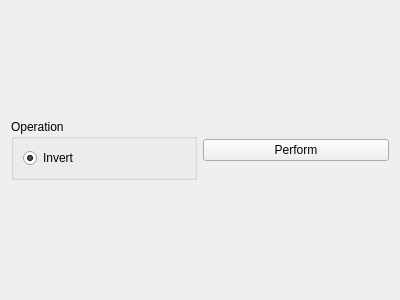
This is source/modules/unary_operations/UnaryOperationsWidget.ui in josefkoller/ambient_image_processor as Qt 5 draws it before an edit. The edited form follows.
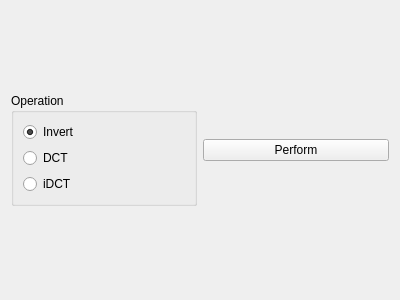
This is the edited form.

Commit message: added dct and idct to ui

```diff
--- a/source/modules/unary_operations/UnaryOperationsWidget.ui
+++ b/source/modules/unary_operations/UnaryOperationsWidget.ui
@@ -36,6 +36,20 @@
         </property>
        </widget>
       </item>
+      <item>
+       <widget class="QRadioButton" name="dct_checkbox">
+        <property name="text">
+         <string>DCT</string>
+        </property>
+       </widget>
+      </item>
+      <item>
+       <widget class="QRadioButton" name="idct_checkbox">
+        <property name="text">
+         <string>iDCT</string>
+        </property>
+       </widget>
+      </item>
      </layout>
     </widget>
    </item>
```
The commit also changes 1 other file.
